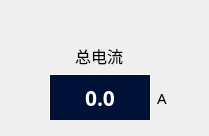
Old version of the form CleverManagerV3/rooms/room_lcdwid.ui in the repository ChinaClever/CleverManagerV3.
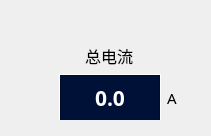
New version of the form.

Diff of the .ui file:
```diff
--- a/CleverManagerV3/rooms/room_lcdwid.ui
+++ b/CleverManagerV3/rooms/room_lcdwid.ui
@@ -39,7 +39,7 @@
     <number>0</number>
    </property>
    <property name="leftMargin">
-    <number>40</number>
+    <number>50</number>
    </property>
    <property name="topMargin">
     <number>0</number>
```
